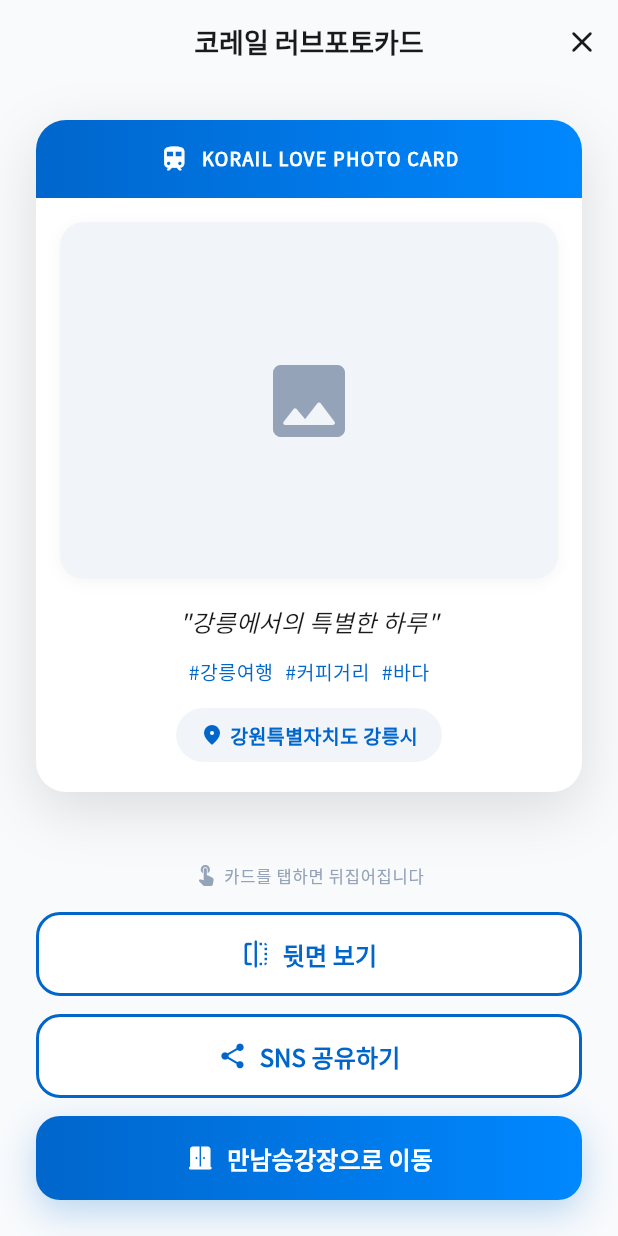
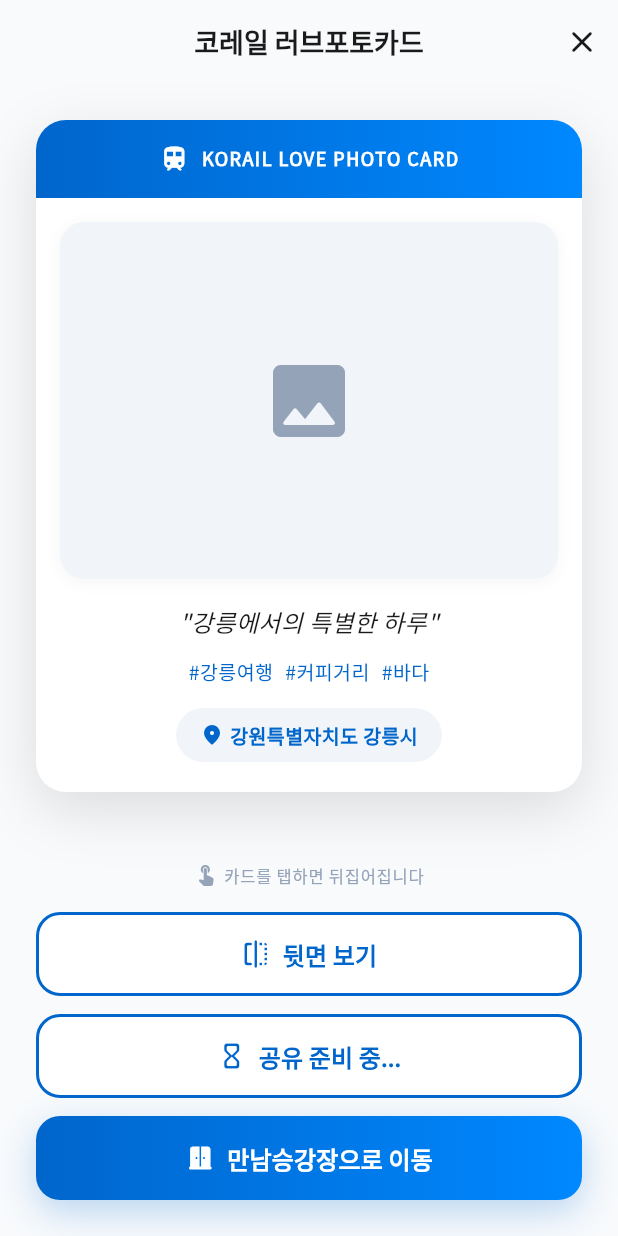
Before and after one commit to dusagong/FCM_APP-Flutter-with-AOS-IOS-, a Flutter app: the PhotoCardResultScreen screen opened directly with sample values from the repository, after a tap on "SNS 공유하기", on a phone screen of 412 x 824 dp. Run offline on Flutter 3.47's test engine with Material 3 defaults, Android fonts, the phone set to English and light mode, and no system bars; drawn by our look-alikes of flutter_animate; our stand-ins replace camera, flutter_dotenv, google_fonts, image_picker, share_plus; missing offline and left inert: flutter_naver_map.

Commit message:
feat: Enhance sharing functionality in PhotoCardResultScreen with image capture and loading state

```diff
--- a/lib/screens/photo_card_result_screen.dart
+++ b/lib/screens/photo_card_result_screen.dart
@@ -1,12 +1,16 @@
 import 'dart:io';
 import 'dart:math' as math;
+import 'dart:ui' as ui;
 import 'package:flutter/material.dart';
+import 'package:flutter/rendering.dart';
+import 'package:flutter/scheduler.dart';
 import 'package:flutter_animate/flutter_animate.dart';
+import 'package:path_provider/path_provider.dart';
 import 'package:share_plus/share_plus.dart';
 import '../theme/app_theme.dart';
 import '../models/models.dart';
 import '../widgets/common_widgets.dart';
-import 'meeting_platform_screen.dart';
+import 'meeting_platform_loading_screen.dart';
 
 class PhotoCardResultScreen extends StatefulWidget {
   final PhotoCard photoCard;
@@ -27,6 +31,8 @@
   late AnimationController _flipController;
   late Animation<double> _flipAnimation;
   bool _showFront = true;
+  bool _isSharing = false;
+  final GlobalKey _cardKey = GlobalKey();
 
   @override
   void initState() {
@@ -55,26 +61,66 @@
     setState(() => _showFront = !_showFront);
   }
 
-  void _shareCard(BuildContext context) {
-    final box = context.findRenderObject() as RenderBox?;
-    Share.share(
-      '코레일 동행열차와 함께한 특별한 여행!\n\n'
-      '${widget.photoCard.message}\n\n'
-      '"${widget.photoCard.aiQuote}"\n\n'
-      '📍 ${widget.photoCard.destination}\n'
-      '${widget.photoCard.hashtags.map((t) => '#$t').join(' ')}\n\n'
-      '#코레일동행열차 #러브포토카드',
-      sharePositionOrigin: box != null
-          ? box.localToGlobal(Offset.zero) & box.size
-          : Rect.zero,
+  Future<void> _shareCard(BuildContext context) async {
+    if (_isSharing) return;
+
+    setState(() => _isSharing = true);
+
+    try {
+      // 다음 프레임까지 기다림
+      await SchedulerBinding.instance.endOfFrame;
+      await Future.delayed(const Duration(milliseconds: 200));
+
+      // 카드 위젯을 이미지로 캡처
+      final boundary = _cardKey.currentContext?.findRenderObject() as RenderRepaintBoundary?;
+      if (boundary == null) {
+        throw Exception('캡처할 수 없습니다');
+      }
+
+      final image = await boundary.toImage(pixelRatio: 2.0);
+      final byteData = await image.toByteData(format: ui.ImageByteFormat.png);
+      if (byteData == null) {
+        throw Exception('이미지 변환 실패');
+      }
+
+      // 임시 파일로 저장
+      final tempDir = await getTemporaryDirectory();
+      final fileName = 'photocard_${DateTime.now().millisecondsSinceEpoch}.png';
+      final file = File('${tempDir.path}/$fileName');
+      await file.writeAsBytes(byteData.buffer.asUint8List());
+
+      // 파일이 존재하는지 확인
+      final fileSize = await file.length();
+      debugPrint('File created: ${file.path}, size: $fileSize bytes');
+
+      if (fileSize == 0) {
+        throw Exception('파일이 비어있습니다');
+      }
+
+      // 공유
+      await Share.shareXFiles(
+        [XFile(file.path)],
+        text: '${widget.photoCard.message}\n\n#코레일동행열차 #${widget.photoCard.city} ${widget.photoCard.hashtags.map((t) => '#$t').join(' ')}',
       );
+    } catch (e) {
+      debugPrint('Share error: $e');
+      if (context.mounted) {
+        ScaffoldMessenger.of(context).showSnackBar(
+          SnackBar(content: Text('공유에 실패했습니다: $e')),
+        );
+      }
+    } finally {
+      if (mounted) {
+        setState(() => _isSharing = false);
+      }
+    }
   }
 
   void _goToMeetingPlatform() {
     Navigator.pushReplacement(
       context,
       MaterialPageRoute(
-        builder: (_) => MeetingPlatformScreen(
+        builder: (_) => MeetingPlatformLoadingScreen(
           photoCard: widget.photoCard,
         ),
       ),
@@ -103,6 +149,8 @@
                 padding: const EdgeInsets.all(24),
                 child: GestureDetector(
                   onTap: _flipCard,
+                  child: RepaintBoundary(
+                    key: _cardKey,
                     child: AnimatedBuilder(
                       animation: _flipAnimation,
                       builder: (context, child) {
@@ -123,6 +171,7 @@
                                 ),
                         );
                       },
+                    ),
                   ),
                 ).animate().fadeIn(duration: 500.ms).scale(
                       begin: const Offset(0.9, 0.9),
@@ -364,12 +413,10 @@
           const SizedBox(height: 12),
 
           // Share Button
-          Builder(
-            builder: (buttonContext) => SecondaryButton(
-              text: 'SNS 공유하기',
-              icon: Icons.share_rounded,
-              onPressed: () => _shareCard(buttonContext),
-            ),
+          SecondaryButton(
+            text: _isSharing ? '공유 준비 중...' : 'SNS 공유하기',
+            icon: _isSharing ? Icons.hourglass_empty_rounded : Icons.share_rounded,
+            onPressed: _isSharing ? null : () => _shareCard(context),
           ),
 
           if (widget.showMeetingPlatformButton) ...[
```
Lines whose indentation alone changed are shown as unchanged.
